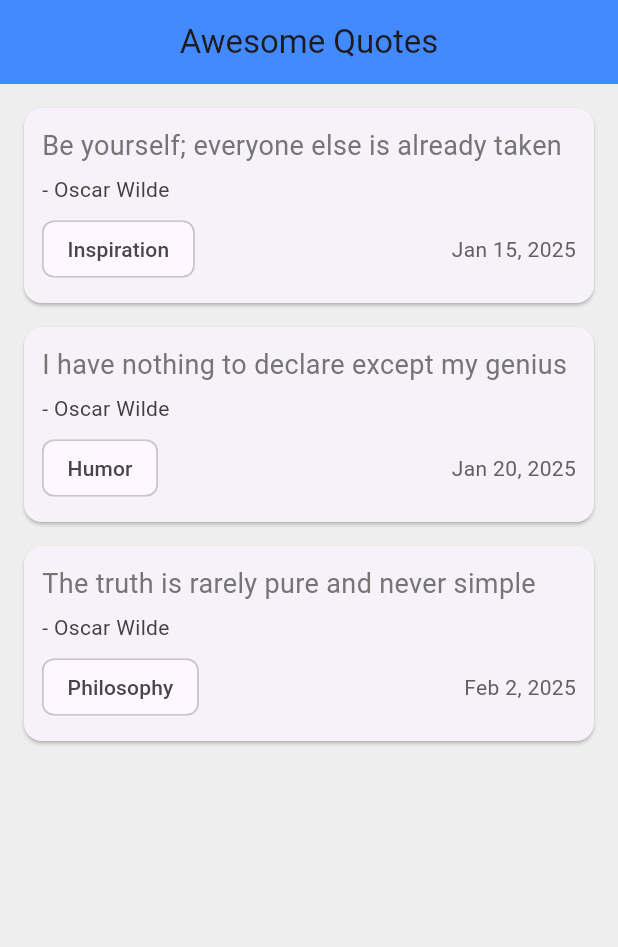
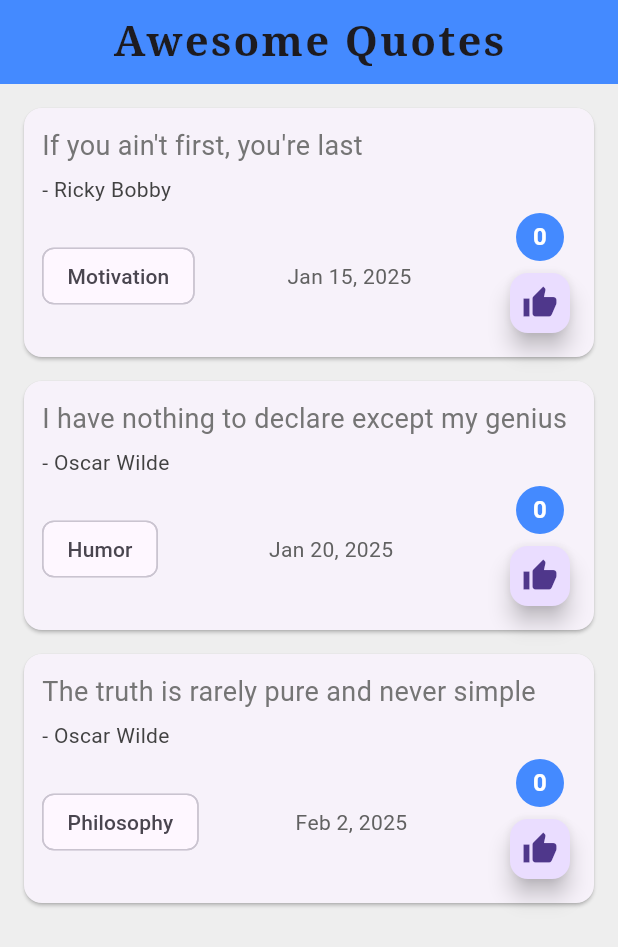
Before and after one commit to bencurry2098/Net-Ninja-Lab, a Flutter app: the screen it shows after launch, on a phone screen of 412 x 824 dp. Shown: the top 947 px of the screen. Run offline on Flutter 3.47's test engine with Material 3 defaults, Android fonts, the phone set to English and light mode, and no system bars.

Commit message:
Adding like button

```diff
--- a/quotes/lib/main.dart
+++ b/quotes/lib/main.dart
@@ -13,9 +13,9 @@ class _QuoteListState extends State<QuoteList> {
   List<Quote> quotes = [
     // Added category and createdAt to all quotes
     Quote(
-      author: 'Oscar Wilde',
-      text: 'Be yourself; everyone else is already taken',
-      category: 'Inspiration',
+      author: 'Ricky Bobby',
+      text: 'If you ain\'t first, you\'re last',
+      category: 'Motivation',
       createdAt: DateTime(2025, 1, 15),
     ),
     Quote(
@@ -37,7 +37,15 @@ class _QuoteListState extends State<QuoteList> {
     return Scaffold(
       backgroundColor: Colors.grey[200],
       appBar: AppBar(
-        title: Text('Awesome Quotes'),
+        title: Text(
+          'Awesome Quotes',
+          style: TextStyle(
+            fontSize: 28.0,
+            fontWeight: FontWeight.bold,
+            fontFamily: 'serif',
+            letterSpacing: 1.5,
+          ),
+        ),
         centerTitle: true,
         backgroundColor: Colors.blueAccent,
       ),
--- a/quotes/lib/quote.dart
+++ b/quotes/lib/quote.dart
@@ -3,6 +3,7 @@ class Quote {
   final String author;
   final String category;
   final DateTime createdAt;
+  int likes = 0;
 
   Quote({
     required this.text,
--- a/quotes/lib/quote_card.dart
+++ b/quotes/lib/quote_card.dart
@@ -2,13 +2,24 @@ import 'package:flutter/material.dart';
 import 'package:intl/intl.dart';
 import 'quote.dart';
 
-class QuoteCard extends StatelessWidget {
+class QuoteCard extends StatefulWidget {
   final Quote quote;
-  // Constructor
   QuoteCard({required this.quote});
 
   @override
-  // Build method
+  _QuoteCardState createState() => _QuoteCardState();
+}
+
+class _QuoteCardState extends State<QuoteCard> {
+  late int likes;
+
+  @override
+  void initState() {
+    super.initState();
+    likes = widget.quote.likes;
+  }
+
+  @override
   Widget build(BuildContext context) {
     return Card(
       margin: const EdgeInsets.fromLTRB(16.0, 16.0, 16.0, 0),
@@ -17,38 +28,61 @@ class QuoteCard extends StatelessWidget {
         child: Column(
           crossAxisAlignment: CrossAxisAlignment.start,
           children: <Widget>[
-            // Quote text
             Text(
-              quote.text,
+              widget.quote.text,
               style: TextStyle(
                 fontSize: 18.0,
                 color: Colors.grey[600],
               ),
             ),
             SizedBox(height: 6.0),
-            // Author text
             Text(
-              '- ${quote.author}',
+              '- ${widget.quote.author}',
               style: TextStyle(
                 fontSize: 14.0,
                 color: Colors.grey[800],
               ),
             ),
             SizedBox(height: 6.0),
-            // Row for category + date
             Row(
               mainAxisAlignment: MainAxisAlignment.spaceBetween,
               children: [
-                Chip(label: Text(quote.category ?? 'General')),
+                Chip(label: Text(widget.quote.category)),
                 Text(
-                  DateFormat('MMM d, yyyy').format(quote.createdAt),
+                  DateFormat('MMM d, yyyy').format(widget.quote.createdAt),
                   style: TextStyle(color: Colors.grey[700]),
+                ),
+                Column(
+                  children: [
+                    CircleAvatar(
+                      backgroundColor: Colors.blueAccent,
+                      radius: 16,
+                      child: Text(
+                        '$likes',
+                        style: TextStyle(
+                          color: Colors.white,
+                          fontWeight: FontWeight.bold,
+                          fontSize: 16,
+                        ),
+                      ),
+                    ),
+                    SizedBox(height: 4),
+                    FloatingActionButton(
+                      mini: true,
+                      onPressed: () {
+                        setState(() {
+                          likes += 1;
+                          widget.quote.likes = likes;
+                        });
+                      },
+                      child: Icon(Icons.thumb_up),
+                    ),
+                  ],
                 ),
               ],
             ),
           ],
-        )
-        ,
+        ),
       ),
     );
   }
```
